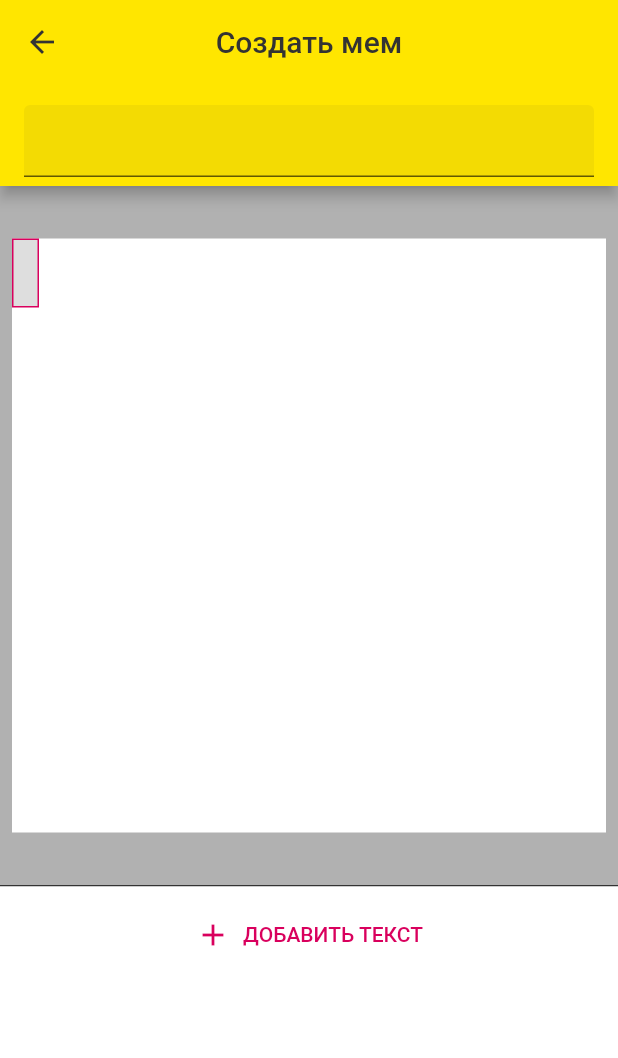
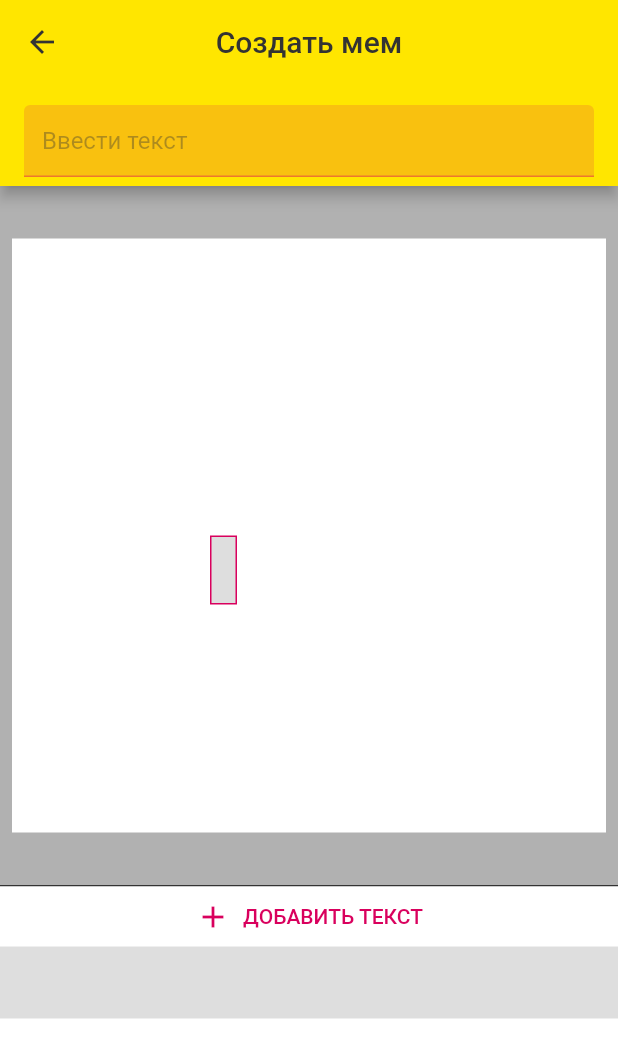
Before and after one commit to Carapacik/Memegenerator, a Flutter app: the CreateMemePage screen opened directly, after a tap on "ДОБАВИТЬ ТЕКСТ", on a phone screen of 412 x 824 dp. Shown: the top 1058 px of the screen. Run offline on Flutter 3.47's test engine with Material 2 defaults, Android fonts, the phone set to English and light mode, and no system bars; our stand-ins replace google_fonts, rxdart.

Commit message:
Complete design for bottom listview

```diff
--- a/lib/blocs/create_meme_bloc.dart
+++ b/lib/blocs/create_meme_bloc.dart
@@ -10,6 +10,21 @@ class CreateMemeBloc {
       memeTextsSubject.distinct((prev, next) => const ListEquality().equals(prev, next));
 
   Stream<MemeText?> observeSelectedMemeTexts() => selectedMemeTextsSubject.distinct();
+
+  Stream<List<MemeTextWithSelection>> observeSelectedMemeTextsWithSelection() {
+    return Rx.combineLatest2<List<MemeText>, MemeText?, List<MemeTextWithSelection>>(
+      observeMemeTexts(),
+      observeSelectedMemeTexts(),
+      (memeTexts, selectedMemeText) {
+        return memeTexts.map((memeText) {
+          return MemeTextWithSelection(
+            memeText: memeText,
+            selected: memeText.id == selectedMemeText?.id,
+          );
+        }).toList();
+      },
+    );
+  }
 
   void addNewText() {
     final newMemeText = MemeText.create();
@@ -43,6 +58,32 @@ class CreateMemeBloc {
   }
 }
 
+class MemeTextWithSelection {
+  final MemeText memeText;
+  final bool selected;
+
+  MemeTextWithSelection({
+    required this.memeText,
+    required this.selected,
+  });
+
+  @override
+  bool operator ==(Object other) =>
+      identical(this, other) ||
+      other is MemeTextWithSelection &&
+          runtimeType == other.runtimeType &&
+          memeText == other.memeText &&
+          selected == other.selected;
+
+  @override
+  int get hashCode => memeText.hashCode ^ selected.hashCode;
+
+  @override
+  String toString() {
+    return 'MemeTextWithSelection{memeText: $memeText, selected: $selected}';
+  }
+}
+
 class MemeText {
   final String id;
   final String text;
--- a/lib/main.dart
+++ b/lib/main.dart
@@ -10,8 +10,6 @@ class MyApp extends StatelessWidget {
 
   @override
   Widget build(BuildContext context) {
-    return MaterialApp(
-      home: MainPage(),
-    );
+    return const MaterialApp(home: MainPage());
   }
 }
--- a/lib/pages/create_meme_page.dart
+++ b/lib/pages/create_meme_page.dart
@@ -74,18 +74,31 @@ class _EditTextBarState extends State<EditTextBar> {
             controller.text = newText;
             controller.selection = TextSelection.collapsed(offset: newText.length);
           }
+          final haveSelected = selectedMemeText != null;
           return TextField(
-            enabled: selectedMemeText != null,
+            enabled: haveSelected,
             controller: controller,
             onChanged: (text) {
-              if (selectedMemeText != null) {
+              if (haveSelected) {
                 bloc.changeMemeText(selectedMemeText.id, text);
               }
             },
             onEditingComplete: () => bloc.deselectMemeText(),
+            cursorColor: AppColors.fuchsia,
             decoration: InputDecoration(
               filled: true,
-              fillColor: AppColors.darkGrey6,
+              hintText: haveSelected ? "Ввести текст" : null,
+              hintStyle: TextStyle(fontSize: 16, color: AppColors.darkGrey38),
+              fillColor: haveSelected ? AppColors.fuchsia16 : AppColors.darkGrey6,
+              disabledBorder: UnderlineInputBorder(
+                borderSide: BorderSide(color: AppColors.darkGrey38),
+              ),
+              enabledBorder: UnderlineInputBorder(
+                borderSide: BorderSide(color: AppColors.fuchsia38),
+              ),
+              focusedBorder: const UnderlineInputBorder(
+                borderSide: BorderSide(color: AppColors.fuchsia, width: 2),
+              ),
             ),
           );
         },
@@ -120,18 +133,81 @@ class _CreateMemePageContentState extends State<CreateMemePageContent> {
           height: 1,
           color: AppColors.darkGrey,
         ),
-        Expanded(
-          child: Container(
-            color: Colors.white,
-            child: ListView(
-              children: const [
-                SizedBox(height: 12),
-                AddNewMemeTextButton(),
-              ],
-            ),
-          ),
-        ),
+        const Expanded(child: BottomList()),
       ],
+    );
+  }
+}
+
+class BottomList extends StatelessWidget {
+  const BottomList({Key? key}) : super(key: key);
+
+  @override
+  Widget build(BuildContext context) {
+    final bloc = Provider.of<CreateMemeBloc>(context, listen: false);
+    return Container(
+      color: Colors.white,
+      child: StreamBuilder<List<MemeTextWithSelection>>(
+        stream: bloc.observeSelectedMemeTextsWithSelection(),
+        initialData: const <MemeTextWithSelection>[],
+        builder: (context, snapshot) {
+          final items = snapshot.hasData ? snapshot.data! : const <MemeTextWithSelection>[];
+          return ListView.separated(
+            itemCount: items.length + 1,
+            itemBuilder: (BuildContext context, int index) {
+              if (index == 0) {
+                return const AddNewMemeTextButton();
+              }
+              final item = items[index - 1];
+              return BottomMemeText(item: item);
+            },
+            separatorBuilder: (BuildContext context, int index) {
+              if (index == 0) {
+                return const SizedBox.shrink();
+              }
+              return const BottomSeparator();
+            },
+          );
+        },
+      ),
+    );
+  }
+}
+
+class BottomSeparator extends StatelessWidget {
+  const BottomSeparator({
+    Key? key,
+  }) : super(key: key);
+
+  @override
+  Widget build(BuildContext context) {
+    return Container(
+      margin: const EdgeInsets.only(left: 16),
+      color: AppColors.darkGrey,
+      height: 1,
+    );
+  }
+}
+
+class BottomMemeText extends StatelessWidget {
+  const BottomMemeText({
+    Key? key,
+    required this.item,
+  }) : super(key: key);
+
+  final MemeTextWithSelection item;
+
+  @override
+  Widget build(BuildContext context) {
+    return Container(
+      height: 48,
+      alignment: Alignment.centerLeft,
+      color: item.selected ? AppColors.darkGrey16 : null,
+      padding: const EdgeInsets.symmetric(horizontal: 16),
+      child: Text(
+        item.memeText.text,
+        style: const TextStyle(color: AppColors.darkGrey, fontSize: 16),
+      ),
     );
   }
 }
@@ -144,7 +220,6 @@ class MemeCanvasWidget extends StatelessWidget {
   @override
   Widget build(BuildContext context) {
     final bloc = Provider.of<CreateMemeBloc>(context, listen: false);
-
     return Container(
       color: AppColors.darkGrey38,
       padding: const EdgeInsets.all(8),
@@ -195,9 +270,16 @@ class DraggableMemeText extends StatefulWidget {
 }
 
 class _DraggableMemeTextState extends State<DraggableMemeText> {
-  double top = 0;
-  double left = 0;
+  late double top;
+  late double left;
   final double padding = 8;
+
+  @override
+  void initState() {
+    top = widget.parentConstraints.maxHeight / 2;
+    left = widget.parentConstraints.maxWidth / 3;
+    super.initState();
+  }
 
   @override
   Widget build(BuildContext context) {
@@ -220,21 +302,11 @@ class _DraggableMemeTextState extends State<DraggableMemeText> {
           builder: (context, snapshot) {
             final selectedItem = snapshot.hasData ? snapshot.data : null;
             final selected = widget.memeText.id == selectedItem?.id;
-            return Container(
-              constraints: BoxConstraints(
-                maxWidth: widget.parentConstraints.maxWidth,
-                maxHeight: widget.parentConstraints.maxHeight,
-              ),
-              decoration: BoxDecoration(
-                color: selected ? AppColors.darkGrey16 : null,
-                border: Border.all(color: selected ? AppColors.fuchsia : Colors.transparent),
-              ),
-              padding: EdgeInsets.all(padding),
-              child: Text(
-                widget.memeText.text,
-                textAlign: TextAlign.center,
-                style: const TextStyle(color: Colors.black, fontSize: 24),
-              ),
+            return MemeTextOnCanvas(
+              selected: selected,
+              padding: padding,
+              parentConstraints: widget.parentConstraints,
+              memeText: widget.memeText,
             );
           },
         ),
@@ -262,6 +334,41 @@ class _DraggableMemeTextState extends State<DraggableMemeText> {
       return widget.parentConstraints.maxWidth - padding * 2 - 10;
     }
     return rawLeft;
+  }
+}
+
+class MemeTextOnCanvas extends StatelessWidget {
+  const MemeTextOnCanvas({
+    Key? key,
+    required this.selected,
+    required this.padding,
+    required this.memeText,
+    required this.parentConstraints,
+  }) : super(key: key);
+
+  final bool selected;
+  final double padding;
+  final MemeText memeText;
+  final BoxConstraints parentConstraints;
+
+  @override
+  Widget build(BuildContext context) {
+    return Container(
+      constraints: BoxConstraints(
+        maxWidth: parentConstraints.maxWidth,
+        maxHeight: parentConstraints.maxHeight,
+      ),
+      decoration: BoxDecoration(
+        color: selected ? AppColors.darkGrey16 : null,
+        border: Border.all(color: selected ? AppColors.fuchsia : Colors.transparent),
+      ),
+      padding: EdgeInsets.all(padding),
+      child: Text(
+        memeText.text,
+        textAlign: TextAlign.center,
+        style: const TextStyle(color: Colors.black, fontSize: 24),
+      ),
+    );
   }
 }
 
--- a/lib/resources/app_colors.dart
+++ b/lib/resources/app_colors.dart
@@ -4,9 +4,12 @@ class AppColors {
   AppColors._();
 
   static const lemon = Color(0xFFFFE600);
+
   static const fuchsia = Color(0xFFD9005D);
+  static final fuchsia16 = Color.fromRGBO(fuchsia.red, fuchsia.green, fuchsia.blue, 0.16);
+  static final fuchsia38 = Color.fromRGBO(fuchsia.red, fuchsia.green, fuchsia.blue, 0.38);
+
   static const darkGrey = Color(0xFF333333);
-
   static final darkGrey6 = Color.fromRGBO(darkGrey.red, darkGrey.green, darkGrey.blue, 0.06);
   static final darkGrey16 = Color.fromRGBO(darkGrey.red, darkGrey.green, darkGrey.blue, 0.16);
   static final darkGrey38 = Color.fromRGBO(darkGrey.red, darkGrey.green, darkGrey.blue, 0.38);
--- a/pubspec.yaml
+++ b/pubspec.yaml
@@ -9,6 +9,7 @@ environment:
   sdk: ">=2.15.0 <3.0.0"
 
 dependencies:
+  collection: ^1.15.0
   cupertino_icons: ^1.0.4
   flutter:
     sdk: flutter
```
Also changed, not shown: pubspec.lock, 10 other files.
